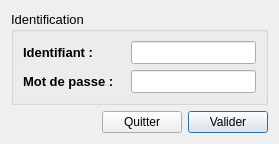
Before: the Qt Designer form identification.ui in RobinAlonzo/S2-01_Chifoumi, drawn with Qt 5.
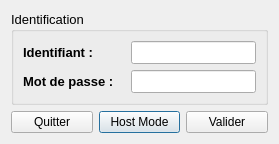
After: the same form once the commit is applied.

```diff
--- a/identification.ui
+++ b/identification.ui
@@ -131,19 +131,6 @@
      <property name="sizeConstraint">
       <enum>QLayout::SetMinimumSize</enum>
      </property>
-     <item>
-      <spacer name="horizontalSpacer">
-       <property name="orientation">
-        <enum>Qt::Horizontal</enum>
-       </property>
-       <property name="sizeHint" stdset="0">
-        <size>
-         <width>40</width>
-         <height>20</height>
-        </size>
-       </property>
-      </spacer>
-     </item>
      <item>
       <widget class="QPushButton" name="bQuitter">
        <property name="focusPolicy">
@@ -154,6 +141,13 @@
        </property>
       </widget>
      </item>
+     <item>
+      <widget class="QPushButton" name="bHostMode">
+       <property name="text">
+        <string>Host Mode</string>
+       </property>
+      </widget>
+     </item>
      <item>
       <widget class="QPushButton" name="bValider">
        <property name="text">
```
Left out of the diff: 1 changed line with no effect on the pictures.
